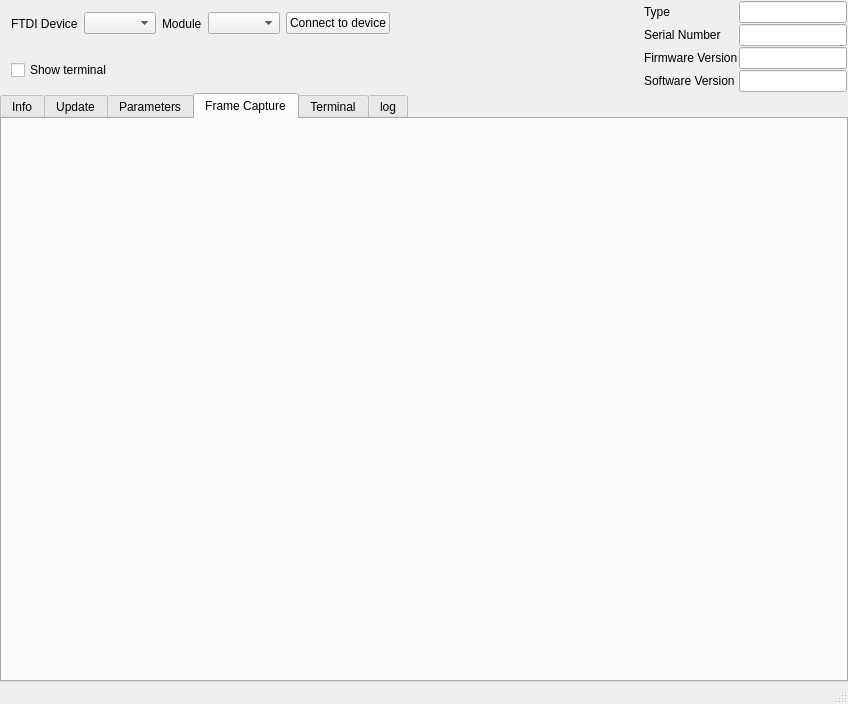
The window that FTDIDeviceControl/ftdidevicecontrol.ui (dzenmaster/FTDIDeviceControl) describes before a commit, drawn with Qt 5.
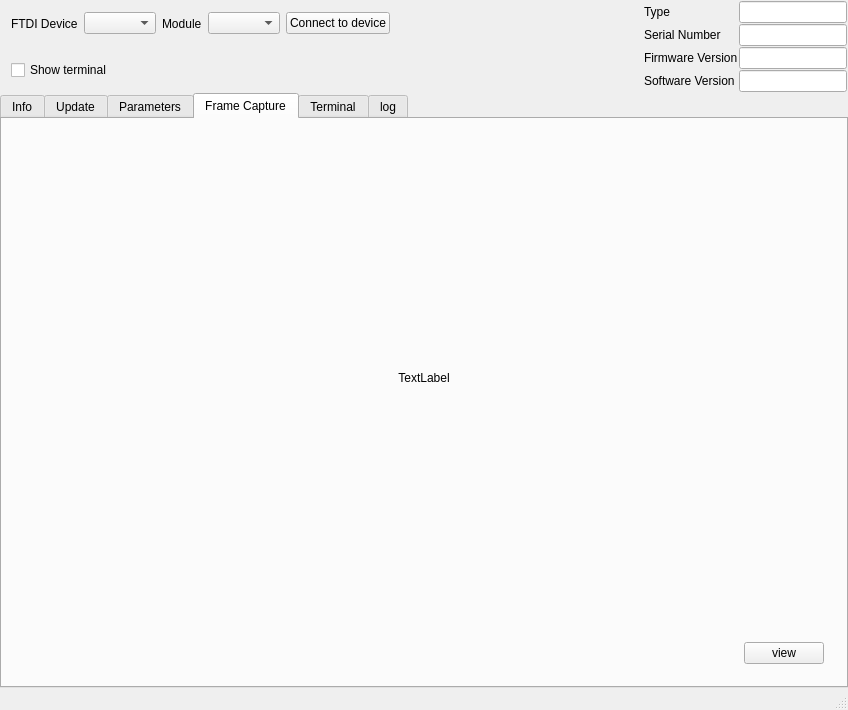
The same window after the commit. The open tabs and pages were chosen to show the change. Icons and pictures are not drawn. Custom widgets are drawn as their Qt base class.

Diff of the .ui file:
```diff
--- a/FTDIDeviceControl/ftdidevicecontrol.ui
+++ b/FTDIDeviceControl/ftdidevicecontrol.ui
@@ -7,7 +7,7 @@
     <x>0</x>
     <y>0</y>
     <width>848</width>
-    <height>704</height>
+    <height>710</height>
    </rect>
   </property>
   <property name="windowTitle">
@@ -536,6 +536,62 @@
        <attribute name="title">
         <string>Frame Capture</string>
        </attribute>
+       <layout class="QVBoxLayout" name="verticalLayout_6">
+        <item>
+         <widget class="QWidget" name="wFCView" native="true">
+          <layout class="QHBoxLayout" name="horizontalLayout_11">
+           <item>
+            <widget class="QLabel" name="lView">
+             <property name="sizePolicy">
+              <sizepolicy hsizetype="Expanding" vsizetype="Expanding">
+               <horstretch>0</horstretch>
+               <verstretch>0</verstretch>
+              </sizepolicy>
+             </property>
+             <property name="text">
+              <string>TextLabel</string>
+             </property>
+             <property name="alignment">
+              <set>Qt::AlignCenter</set>
+             </property>
+            </widget>
+           </item>
+          </layout>
+         </widget>
+        </item>
+        <item>
+         <widget class="QWidget" name="wFCControl" native="true">
+          <property name="sizePolicy">
+           <sizepolicy hsizetype="Preferred" vsizetype="Maximum">
+            <horstretch>0</horstretch>
+            <verstretch>0</verstretch>
+           </sizepolicy>
+          </property>
+          <layout class="QHBoxLayout" name="horizontalLayout_10">
+           <item>
+            <spacer name="horizontalSpacer_5">
+             <property name="orientation">
+              <enum>Qt::Horizontal</enum>
+             </property>
+             <property name="sizeHint" stdset="0">
+              <size>
+               <width>40</width>
+               <height>20</height>
+              </size>
+             </property>
+            </spacer>
+           </item>
+           <item>
+            <widget class="QPushButton" name="pbFCView">
+             <property name="text">
+              <string>view</string>
+             </property>
+            </widget>
+           </item>
+          </layout>
+         </widget>
+        </item>
+       </layout>
       </widget>
       <widget class="QWidget" name="tab_5">
        <attribute name="title">
```
Left out of the diff: 2 changed lines with no effect on the pictures.
